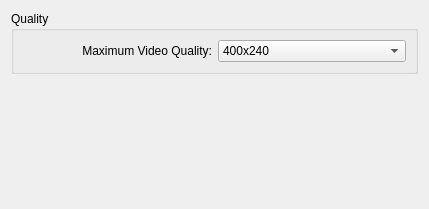
Qt form config/provider/youtube/DlgYoutubeBase.ui (rriemann/kubeplayer) before a commit.
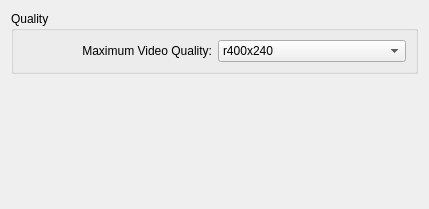
The same form after that commit. Custom widgets are drawn as their Qt base class.

```diff
--- a/config/provider/youtube/DlgYoutubeBase.ui
+++ b/config/provider/youtube/DlgYoutubeBase.ui
@@ -45,7 +45,7 @@
          <widget class="KComboBox" name="kcfg_Quality">
           <item>
            <property name="text">
-            <string comment="5">400x240</string>
+            <string notr="true">r400x240</string>
            </property>
           </item>
           <item>
```
Left out of the diff: 12 changed lines with no effect on the pictures.
